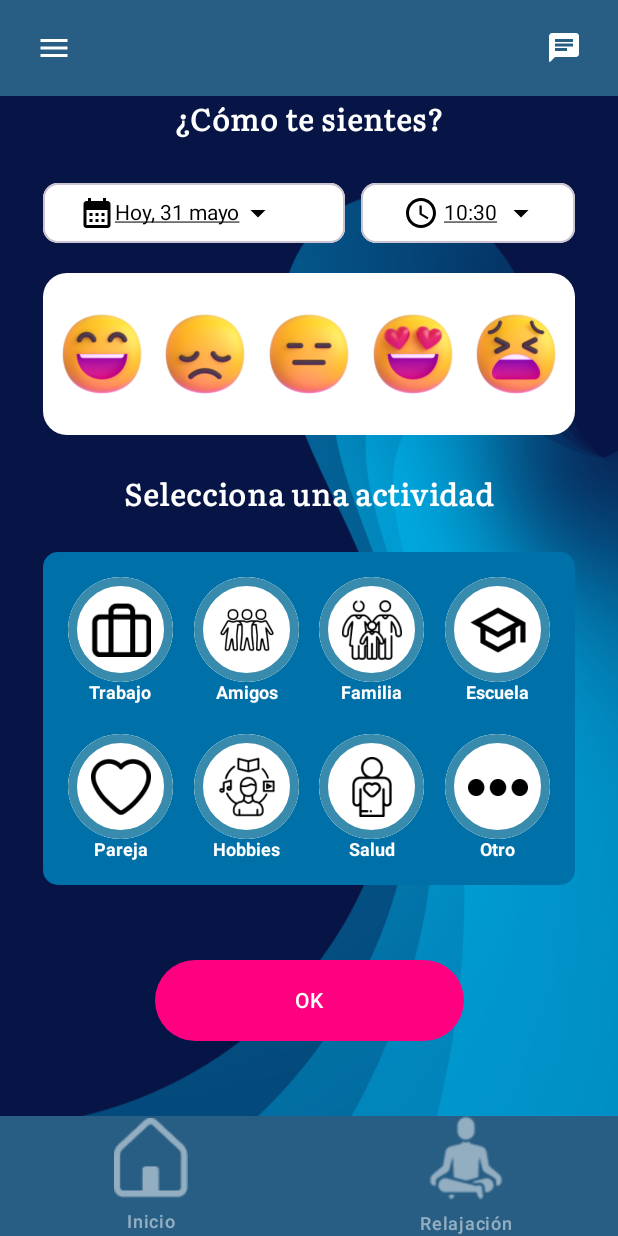
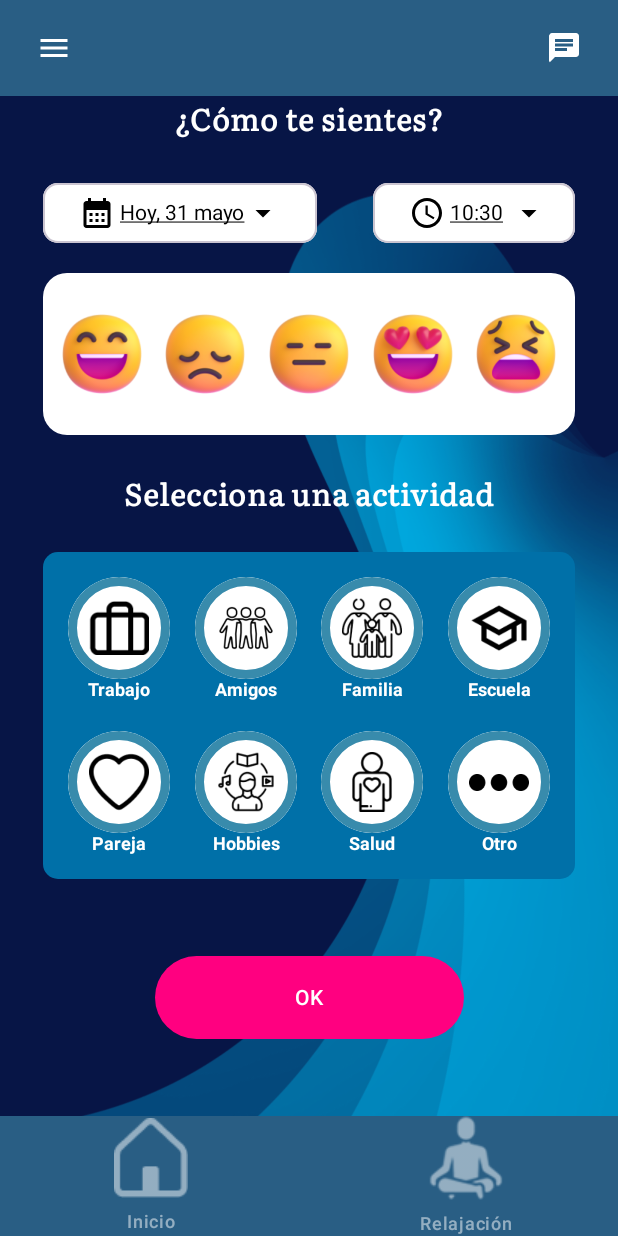
Before and after one commit to ChristianRegla/Harmony_Proyecto, an Android app built with Jetpack Compose: the @Preview function MoodAndActivityScreenPreview, on a phone screen of 412 x 824 dp. Run offline under Robolectric (Android 15) with nearby library versions, the phone set to English and light mode, and no system bars; our stand-ins replace Firebase (no records; nobody signed in at launch, a user with empty details on screens opened directly); pictures from the network do not load.

Commit message:
Corrección de detalles y movimiento a Strings
El tamaño de las flechas de los pickers (time y date) se deja fija y ya no se encoje además de un ligero padding y ligera reducción al tamaño de las actividades.
Además se mueven los textos que no lo estaban a Strings

```diff
--- a/app/src/main/java/com/example/harmony/ui/registeremotions/RegisterEmotionsScreen.kt
+++ b/app/src/main/java/com/example/harmony/ui/registeremotions/RegisterEmotionsScreen.kt
@@ -34,6 +34,7 @@ import androidx.compose.foundation.layout.fillMaxSize
 import androidx.compose.foundation.layout.fillMaxWidth
 import androidx.compose.foundation.layout.height
 import androidx.compose.foundation.layout.padding
+import androidx.compose.foundation.layout.requiredSize
 import androidx.compose.foundation.layout.size
 import androidx.compose.foundation.layout.width
 import androidx.compose.foundation.layout.wrapContentHeight
@@ -382,12 +383,13 @@ fun RegisterEmotionsScreen(navController: NavHostController, registerEmotionsVie
                             )
                         ) {
                             Row(
-                                verticalAlignment = Alignment.CenterVertically,
-                                modifier = Modifier.fillMaxWidth(0.5f)
+                                verticalAlignment = Alignment.CenterVertically
                             ) {
                                 Icon(
                                     imageVector = Icons.Filled.CalendarMonth,
-                                    contentDescription = ""
+                                    contentDescription = "",
+                                    modifier = Modifier
+                                        .padding(end = 3.dp)
                                 )
                                 Text(
                                     text = dateState,
@@ -395,10 +397,17 @@ fun RegisterEmotionsScreen(navController: NavHostController, registerEmotionsVie
                                         textDecoration = TextDecoration.Underline
                                     )
                                 )
+                                Box(
+                                    modifier = Modifier.size(24.dp),
+                                    contentAlignment = Alignment.Center
+                                ) {
                                     Icon(
                                         imageVector = Icons.Filled.ArrowDropDown,
-                                    contentDescription = stringResource(R.string.content_description_DatePicker)
+                                        contentDescription = stringResource(R.string.content_description_DatePicker),
+                                        modifier = Modifier.fillMaxSize()
+                                            .requiredSize(24.dp)
                                     )
+                                }
                             }
 
                         }
@@ -411,11 +420,14 @@ fun RegisterEmotionsScreen(navController: NavHostController, registerEmotionsVie
                                 contentColor = Color.Black,
                             )
                         ) {
-                            Row(verticalAlignment = Alignment.CenterVertically) {
+                            Row(
+                                verticalAlignment = Alignment.CenterVertically
+                            ){
                             Icon(
                                 imageVector = Icons.Filled.AccessTime,
                                 contentDescription = "",
-                                    modifier = Modifier.fillMaxWidth(0.3f)
+                                modifier = Modifier
+                                    .padding(end = 3.dp)
                             )
                             Text(
                                 text = timeState,
@@ -423,11 +435,19 @@ fun RegisterEmotionsScreen(navController: NavHostController, registerEmotionsVie
                                     textDecoration = TextDecoration.Underline
                                 )
                             )
+                            Box(
+                                modifier = Modifier
+                                    .size(24.dp),
+                                contentAlignment = Alignment.Center
+                            ) {
                                 Icon(
                                     imageVector = Icons.Filled.ArrowDropDown,
                                     contentDescription = stringResource(R.string.content_description_TimePicker),
-                                    modifier = Modifier.padding(start = 4.dp)
+                                    modifier = Modifier.fillMaxSize()
+                                        .padding(start = 10.dp)
+                                        .requiredSize(24.dp)
                                 )
+                            }
                                 }
                         }
                     }
@@ -517,7 +537,7 @@ fun RegisterEmotionsScreen(navController: NavHostController, registerEmotionsVie
                     Box (
                         modifier = Modifier
                             .fillMaxWidth()
-                            .weight(1f), // Ocupa todo el espacio vertical restante
+                            .weight(1f),
                         contentAlignment = Alignment.Center
                     )
                     {
@@ -527,7 +547,7 @@ fun RegisterEmotionsScreen(navController: NavHostController, registerEmotionsVie
                                     selectedEmotionIndex == -1 -> {
                                         Toast.makeText(
                                             context,
-                                            "Selecciona una emoción antes de continuar.",
+                                            R.string.ME_Emociones,
                                             Toast.LENGTH_SHORT
                                         ).show()
                                     }
@@ -535,7 +555,7 @@ fun RegisterEmotionsScreen(navController: NavHostController, registerEmotionsVie
                                     selectedActivity == null -> {
                                         Toast.makeText(
                                             context,
-                                            "Selecciona una actividad antes de continuar.",
+                                            R.string.ME_Actividades,
                                             Toast.LENGTH_SHORT
                                         ).show()
                                     }
@@ -543,7 +563,7 @@ fun RegisterEmotionsScreen(navController: NavHostController, registerEmotionsVie
                                     selectedDate.isEmpty() -> {
                                         Toast.makeText(
                                             context,
-                                            "Selecciona una fecha válida.",
+                                            R.string.ME_Date,
                                             Toast.LENGTH_SHORT
                                         ).show()
                                     }
@@ -551,7 +571,7 @@ fun RegisterEmotionsScreen(navController: NavHostController, registerEmotionsVie
                                     selectedTime.isEmpty() -> {
                                         Toast.makeText(
                                             context,
-                                            "Selecciona una hora válida.",
+                                            R.string.ME_Time,
                                             Toast.LENGTH_SHORT
                                         ).show()
                                     }
@@ -581,7 +601,7 @@ fun RegisterEmotionsScreen(navController: NavHostController, registerEmotionsVie
                                         if (selectedCalendar.after(now)) {
                                             Toast.makeText(
                                                 context,
-                                                "No puedes seleccionar una fecha u hora futura.",
+                                                R.string.ME_Fecha_Hora_Futura,
                                                 Toast.LENGTH_SHORT
                                             ).show()
                                         } else {
@@ -637,9 +657,6 @@ fun RegisterEmotionsScreen(navController: NavHostController, registerEmotionsVie
                 }
             }
 
-                //boton ok
-
-
                 // DIÁLOGOS DE FECHA Y HORA
                 if (showDatePicker) {
                     val datePicker = DatePickerDialog(
@@ -655,7 +672,7 @@ fun RegisterEmotionsScreen(navController: NavHostController, registerEmotionsVie
                             currentCalendar.set(Calendar.MILLISECOND, 0) // Asegurar que comparamos correctamente
 
                             if (selectedCalendar.after(todayEnd)) {
-                                Toast.makeText(context, "No puedes seleccionar una fecha futura.", Toast.LENGTH_SHORT).show()
+                                Toast.makeText(context, R.string.ME_Fecha_Futura, Toast.LENGTH_SHORT).show()
                             } else {
                                 selectedDate = String.format("%04d-%02d-%02d", year, month + 1, dayOfMonth)
                                 dateState = "$dayOfMonth de ${getMonthName(month)}"
@@ -690,7 +707,7 @@ fun RegisterEmotionsScreen(navController: NavHostController, registerEmotionsVie
                             selectedCalendar.set(Calendar.MILLISECOND, 0)
 
                             if (selectedCalendar.after(now)) {
-                                Toast.makeText(context, "No puedes seleccionar una hora futura.", Toast.LENGTH_SHORT).show()
+                                Toast.makeText(context, R.string.ME_Hora_Futura, Toast.LENGTH_SHORT).show()
                             } else {
                                 selectedTime = String.format("%02d:%02d", hourOfDay, minute)
                                 timeState = selectedTime
@@ -732,13 +749,13 @@ fun ActivityButton(
 
         Box(
             modifier = Modifier
-                .size(70.dp)
+                .size(68.dp)
                 .clip(CircleShape)
                 .border(6.dp, borderColor, CircleShape)
                 .background(backgroundColor)
                 .clickable(
                     interactionSource = interactionSource,
-                    indication = null,            // <— aquí anulamos el ripple
+                    indication = null,
                     onClick = onClick),
             contentAlignment = Alignment.Center
         ) {
--- a/app/src/main/res/values/strings.xml
+++ b/app/src/main/res/values/strings.xml
@@ -93,7 +93,7 @@
     <string name="header_privacidad">En Harmony, tu privacidad y seguridad son nuestra prioridad.</string>
     <string name="texto_privacidad">Entendemos lo importante que es sentirte seguro al compartir tus pensamientos y emociones. Por eso, todas tus conversaciones con nuestro chatbot están protegidas con tecnología de encriptación avanzada, garantizando que tus datos personales y tu información de salud mental sean confidenciales y seguros. En Harmony, no almacenamos tus conversaciones de manera identificable, y tus datos nunca serán compartidos con terceros sin tu consentimiento explícito. Nuestro objetivo es brindarte un espacio seguro donde puedas expresarte libremente y recibir el apoyo que necesitas. Tu bienestar emocional es importante para nosotros, y eso incluye proteger tu privacidad en todo momento. 🌟 Si tienes alguna pregunta sobre cómo manejamos tus datos, no dudes en contactarnos. Estamos aquí para ayudarte. — El equipo de Harmony 💙</string>
 
-    <!-- Textos de la ventana "RegisterEmotionsScreen", ED=Emotions Descriptions, A=Activities -->
+    <!-- Textos de la ventana "RegisterEmotionsScreen", ED=Emotions Descriptions, A=Activities, ME= Mensaje Errores -->
     <string name="hoy">Hoy</string>
     <string name="ED_feliz" translatable="false">Feliz</string>
     <string name="ED_triste" translatable="false">Triste</string>
@@ -108,6 +108,14 @@
     <string name="A_hobbies">Hobbies</string>
     <string name="A_salud">Salud</string>
     <string name="A_otro">Otro</string>
+
+    <string name="ME_Emociones">Selecciona una emoción antes de continuar</string>
+    <string name="ME_Actividades">Selecciona una actividad antes de continuar</string>
+    <string name="ME_Date">Selecciona una fecha válida</string>
+    <string name="ME_Time">Selecciona una hora válida</string>
+    <string name="ME_Fecha_Hora_Futura">No puedes seleccionar una fecha u hora futura</string>
+    <string name="ME_Fecha_Futura">No puedes seleccionar una fecha futura</string>
+    <string name="ME_Hora_Futura">No puedes seleccionar una hora futura</string>
 
     <string name="content_description_DatePicker">Abrir selector de fecha</string>
     <string name="content_description_TimePicker">Abrir selector de hora</string>
```
Lines whose indentation alone changed are shown as unchanged.
